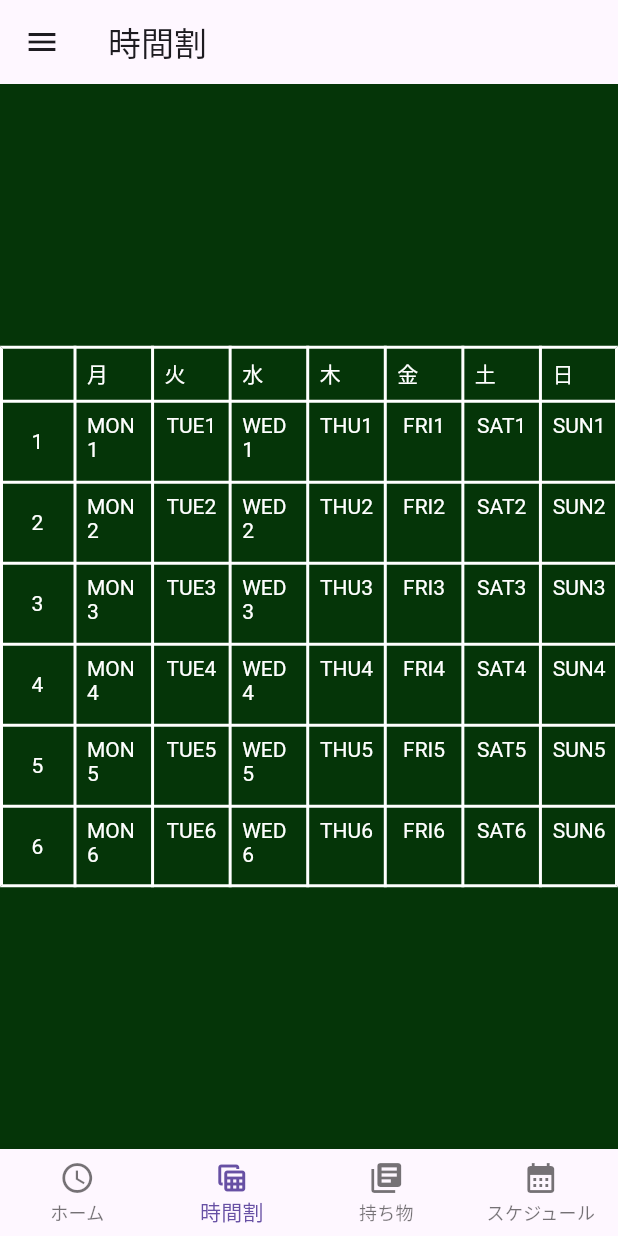
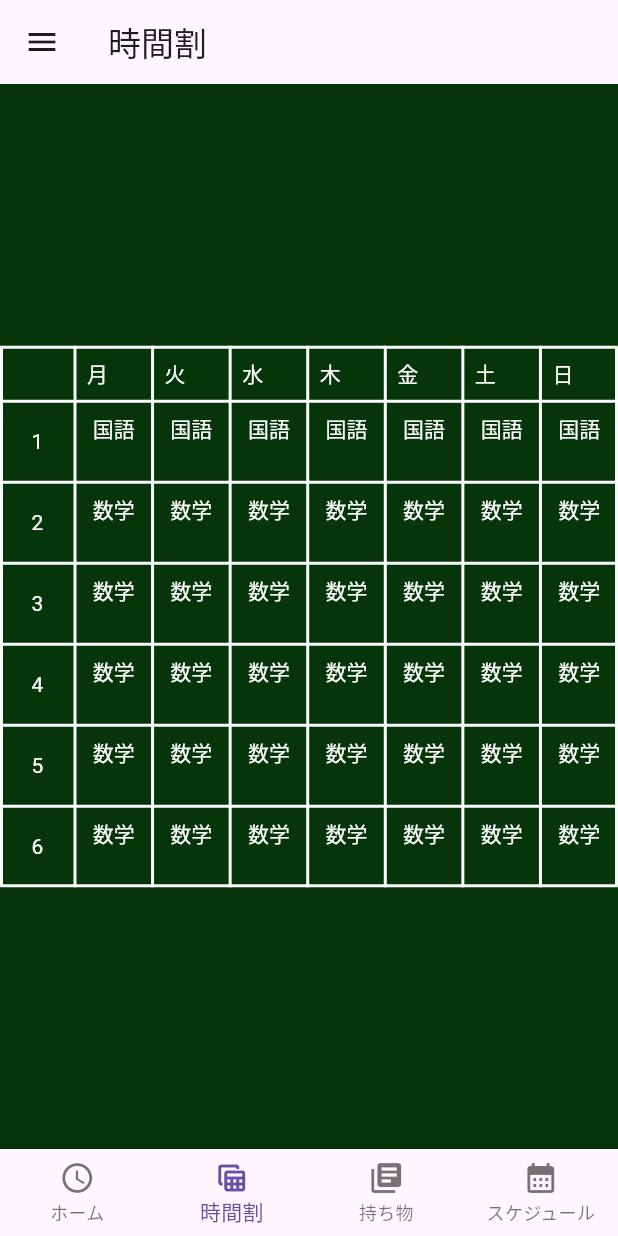
Before and after one commit to OMEGA-himajin/remind-dev, a Flutter app: the screen it shows after launch, item 2 of the bottom bar chosen, on a phone screen of 412 x 824 dp. Run offline on Flutter 3.47's test engine with Material 3 defaults, Android fonts, the phone set to English and light mode, and no system bars; our stand-ins replace firebase_auth, firebase_core; accounts and stored records are empty; statements that could not run were skipped.

Commit message:
時間割表に機能を追加しました

```diff
--- a/lib/screens/timetable.dart
+++ b/lib/screens/timetable.dart
@@ -11,7 +11,13 @@ class _TimeTableScreenState extends State<TimeTableScreen> {
   bool _saturday = true;
   bool _sunday = true;
   int times = 6;
-  String _selectedValue = ''; // 選択された値を保持する変数
+  List<String> mon = ['国語', '数学', '数学', '数学', '数学', '数学', '', '', '', ''];
+  List<String> tue = ['国語', '数学', '数学', '数学', '数学', '数学', '', '', '', ''];
+  List<String> wed = ['国語', '数学', '数学', '数学', '数学', '数学', '', '', '', ''];
+  List<String> thu = ['国語', '数学', '数学', '数学', '数学', '数学', '', '', '', ''];
+  List<String> fri = ['国語', '数学', '数学', '数学', '数学', '数学', '', '', '', ''];
+  List<String> sat = ['国語', '数学', '数学', '数学', '数学', '数学', '', '', '', ''];
+  List<String> sun = ['国語', '数学', '数学', '数学', '数学', '数学', '', '', '', ''];
 
   @override
   Widget build(BuildContext context) {
@@ -31,16 +37,17 @@ class _TimeTableScreenState extends State<TimeTableScreen> {
                 onChanged: (value) {
                   // 入力が数字のみかチェック
                   if (RegExp(r'^[0-9]+$').hasMatch(value)) {
+                    if(int.parse(value)<=10&&int.parse(value)>=1){
                     // 数字の場合、"times"変数に格納
                     setState(() {
                       times = int.parse(value);
-                    });
+                    });}
                   }
                 },
                 keyboardType: TextInputType.number, // 数字のみを入力可能にする
                 decoration: InputDecoration(
                   border: OutlineInputBorder(), // 四角形の箱
-                  hintText: 'Enter a number', // 入力フィールドのプレースホルダーテキスト
+                  hintText: '時間数を入力', // 入力フィールドのプレースホルダーテキスト
                 ),
               ),
               ListTile(
@@ -141,23 +148,23 @@ class _TimeTableScreenState extends State<TimeTableScreen> {
                     ),
                     Padding(
                       padding: const EdgeInsets.all(8.0),
-                      child: Center(child: Text('MON$i')),
+                      child: Center(child: Text(mon[i-1])),
                     ),
                     Padding(
                       padding: const EdgeInsets.all(8.0),
-                      child: Center(child: Text('TUE$i')),
+                      child: Center(child: Text(tue[i-1])),
                     ),
                     Padding(
                       padding: const EdgeInsets.all(8.0),
-                      child: Center(child: Text('WED$i')),
+                      child: Center(child: Text(wed[i-1])),
                     ),
                     Padding(
                       padding: const EdgeInsets.all(8.0),
-                      child: Center(child: Text('THU$i')),
+                      child: Center(child: Text(thu[i-1])),
                     ),
                     Padding(
                       padding: const EdgeInsets.all(8.0),
-                      child: Center(child: Text('FRI$i')),
+                      child: Center(child: Text(fri[i-1])),
                     ),
                     if (_saturday)
                       Padding(
@@ -166,7 +173,7 @@ class _TimeTableScreenState extends State<TimeTableScreen> {
                           onTap: () {
                             _showInputDialog(context);
                           },
-                          child: Center(child: Text('SAT$i')),
+                          child: Center(child: Text(sat[i-1])),
                         ),
                       ),
                     if (_sunday)
@@ -176,7 +183,7 @@ class _TimeTableScreenState extends State<TimeTableScreen> {
                           onTap: () {
                             _showInputDialog(context);
                           },
-                          child: Center(child: Text('SUN$i')),
+                          child: Center(child: Text(sun[i-1])),
                         ),
                       ),
                   ],
@@ -196,7 +203,6 @@ class _TimeTableScreenState extends State<TimeTableScreen> {
           title: const Text('値を入力'),
           content: TextField(
             onChanged: (value) {
-              _selectedValue = value;
             },
             decoration: const InputDecoration(
               hintText: '値を入力してください',
```
Also changed, not shown: lib/screens/home.dart (+15 -12 lines).
